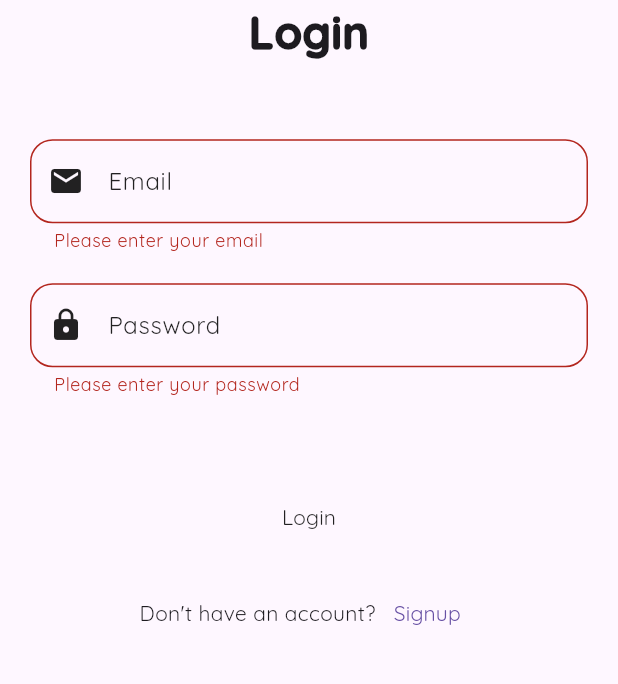
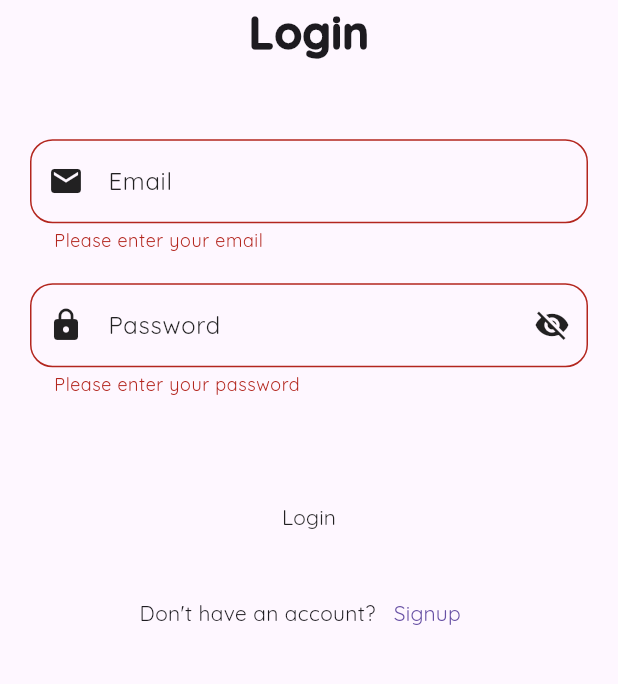
Before and after one commit to Babar78/Sneaker_Shop_MAD, a Flutter app: the screen it shows after launch, after a tap on "Login", on a phone screen of 412 x 824 dp, the part 406-1090 px from its top. Run offline on Flutter 3.47's test engine with Material 3 defaults, Android fonts, the phone set to English and light mode, and no system bars; our stand-ins replace cloud_firestore, custom_navigation_bar, firebase_auth, firebase_core, font_awesome_flutter; accounts and stored records are empty; network calls fail.

Commit message:
chore: Update route name for home page in main.dart

```diff
--- a/lib/main.dart
+++ b/lib/main.dart
@@ -32,7 +32,7 @@ class MyApp extends StatelessWidget {
       routes: {
         '/login': (context) => Login(),
         '/signup': (context) => Signup(),
-        '/navigator': (context) => MainNavigator(),
+        '/home': (context) => MainNavigator(),
         '/checkout': (context) => Checkout(),
         // Add other routes here if needed
       },
--- a/lib/view/login/login.dart
+++ b/lib/view/login/login.dart
@@ -1,3 +1,4 @@
+import 'package:firebase_auth/firebase_auth.dart';
 import 'package:flutter/material.dart';
 import 'package:sole_quest/utils/constants.dart';
 
@@ -10,8 +11,13 @@ class Login extends StatefulWidget {
 
 class _LoginState extends State<Login> {
   final _formKey = GlobalKey<FormState>();
+  final TextEditingController _emailController = TextEditingController();
+  final TextEditingController _passwordController = TextEditingController();
+
   final FocusNode _emailFocusNode = FocusNode();
   final FocusNode _passwordFocusNode = FocusNode();
+
+  bool _showPassword = false;
 
   @override
   void initState() {
@@ -31,6 +37,19 @@ class _LoginState extends State<Login> {
 
   void _updateFocus() {
     setState(() {});
+  }
+
+  Future<void> Login(String email, String password) async {
+    try {
+      UserCredential? userCredential =
+          await FirebaseAuth.instance.signInWithEmailAndPassword(
+        email: email,
+        password: password,
+      );
+      Navigator.pushReplacementNamed(context, '/home');
+    } on FirebaseAuthException catch (e) {
+      _showErrorDialog(context, e.message.toString());
+    }
   }
 
   @override
@@ -63,6 +82,7 @@ class _LoginState extends State<Login> {
 
                   const SizedBox(height: 50),
                   TextFormField(
+                    controller: _emailController,
                     focusNode: _emailFocusNode,
                     cursorColor: Colors.black87,
                     decoration: InputDecoration(
@@ -98,10 +118,23 @@ class _LoginState extends State<Login> {
                   ),
                   const SizedBox(height: 20),
                   TextFormField(
+                    controller: _passwordController,
                     focusNode: _passwordFocusNode,
                     cursorColor: Colors.black87,
                     decoration: InputDecoration(
                       labelText: 'Password',
+                      suffixIcon: IconButton(
+                          onPressed: () => {
+                                setState(() {
+                                  _showPassword = !_showPassword;
+                                })
+                              },
+                          icon: Icon(
+                            _showPassword
+                                ? Icons.visibility
+                                : Icons.visibility_off,
+                          ),
+                          color: Colors.black87),
                       labelStyle: const TextStyle(
                         color: Colors.black87,
                       ),
@@ -124,7 +157,7 @@ class _LoginState extends State<Login> {
                         ),
                       ),
                     ),
-                    obscureText: true,
+                    obscureText: _showPassword,
                     validator: (value) {
                       if (value == null || value.isEmpty) {
                         return 'Please enter your password';
@@ -171,7 +204,10 @@ class _LoginState extends State<Login> {
         color: AppConstantsColor.materialButtonColor,
         onPressed: () {
           if (_formKey.currentState?.validate() ?? false) {
-            // Pass the itemsOnBag to the checkout screen
+            Login(
+              _emailController.text,
+              _passwordController.text,
+            );
           }
         },
         child: const Text(
@@ -182,3 +218,23 @@ class _LoginState extends State<Login> {
     );
   }
 }
+
+void _showErrorDialog(BuildContext context, String message) {
+  showDialog(
+    context: context,
+    builder: (BuildContext context) {
+      return AlertDialog(
+        title: const Text('Error'),
+        content: Text(message),
+        actions: [
+          TextButton(
+            onPressed: () {
+              Navigator.of(context).pop();
+            },
+            child: const Text('OK'),
+          ),
+        ],
+      );
+    },
+  );
+}
```
